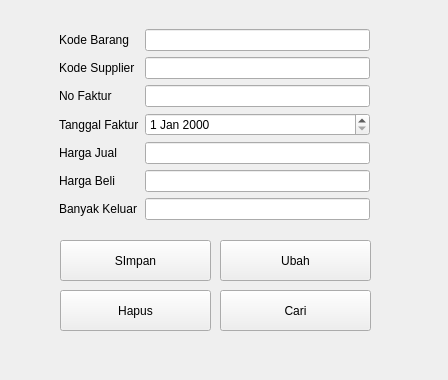
Old version of the form formpembelian.ui in the repository fiqrianwar1/SistemInformasiPertanian.
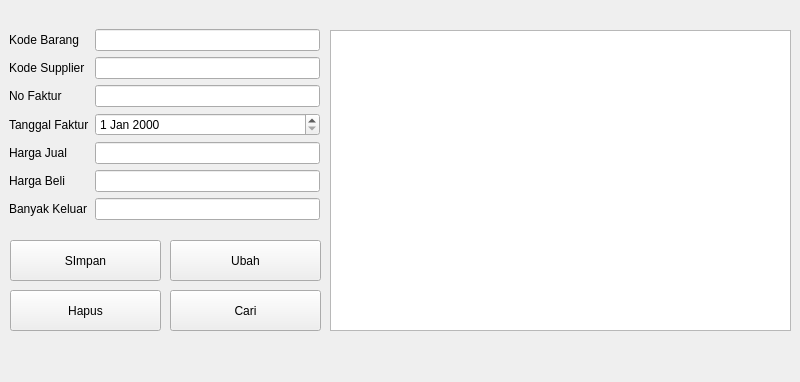
New version of the form.

Patch:
```diff
--- a/formpembelian.ui
+++ b/formpembelian.ui
@@ -6,8 +6,8 @@
    <rect>
     <x>0</x>
     <y>0</y>
-    <width>448</width>
-    <height>380</height>
+    <width>800</width>
+    <height>382</height>
    </rect>
   </property>
   <property name="windowTitle">
@@ -16,7 +16,7 @@
   <widget class="QWidget" name="formLayoutWidget">
    <property name="geometry">
     <rect>
-     <x>59</x>
+     <x>9</x>
      <y>29</y>
      <width>311</width>
      <height>201</height>
@@ -98,7 +98,7 @@
   <widget class="QPushButton" name="pushButton_2">
    <property name="geometry">
     <rect>
-     <x>220</x>
+     <x>170</x>
      <y>240</y>
      <width>151</width>
      <height>41</height>
@@ -111,7 +111,7 @@
   <widget class="QPushButton" name="pushButton_3">
    <property name="geometry">
     <rect>
-     <x>220</x>
+     <x>170</x>
      <y>290</y>
      <width>151</width>
      <height>41</height>
@@ -124,7 +124,7 @@
   <widget class="QPushButton" name="pushButton">
    <property name="geometry">
     <rect>
-     <x>60</x>
+     <x>10</x>
      <y>240</y>
      <width>151</width>
      <height>41</height>
@@ -137,7 +137,7 @@
   <widget class="QPushButton" name="pushButton_4">
    <property name="geometry">
     <rect>
-     <x>60</x>
+     <x>10</x>
      <y>290</y>
      <width>151</width>
      <height>41</height>
@@ -147,6 +147,16 @@
     <string>Hapus</string>
    </property>
   </widget>
+  <widget class="QTableView" name="tablePembelian">
+   <property name="geometry">
+    <rect>
+     <x>330</x>
+     <y>30</y>
+     <width>461</width>
+     <height>301</height>
+    </rect>
+   </property>
+  </widget>
  </widget>
  <resources/>
  <connections/>
```
